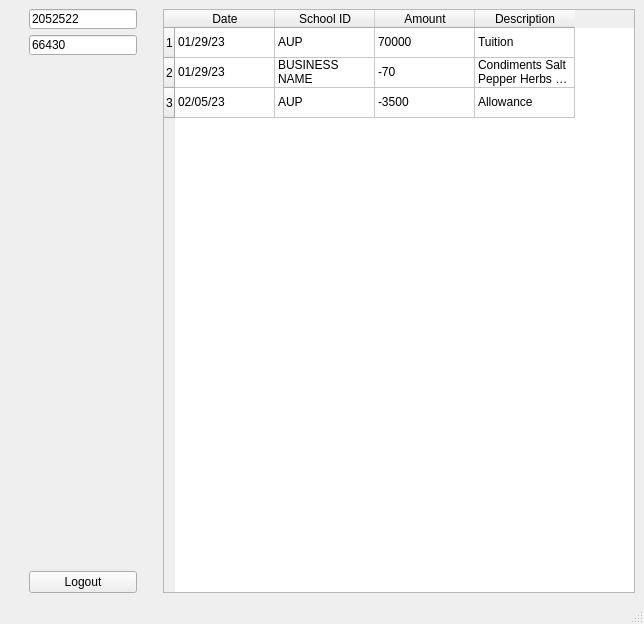
Above: qt/user.ui from 1icolo/AUPay before the change. Below: the same form after it.
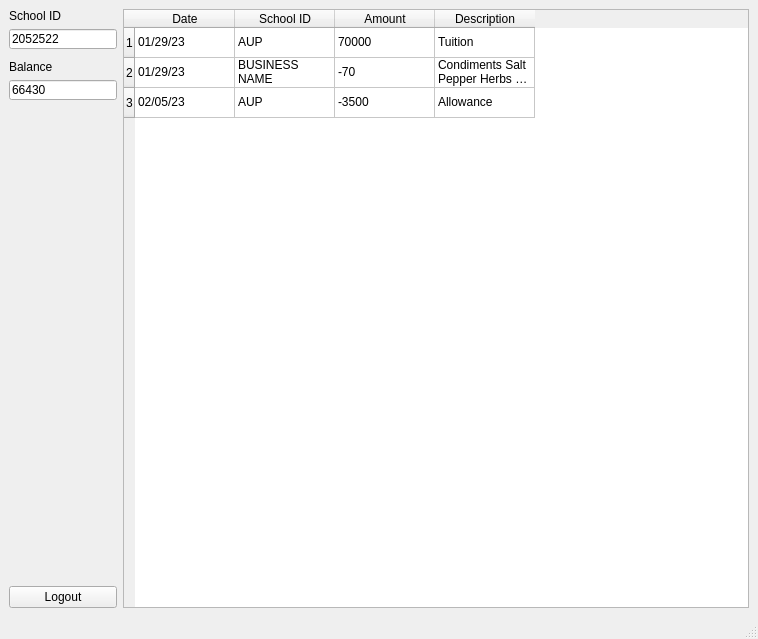
That is the form after the change. Icons and pictures are not drawn.

```diff
--- a/qt/user.ui
+++ b/qt/user.ui
@@ -6,8 +6,8 @@
    <rect>
     <x>0</x>
     <y>0</y>
-    <width>644</width>
-    <height>624</height>
+    <width>758</width>
+    <height>639</height>
    </rect>
   </property>
   <property name="windowTitle">
@@ -21,14 +21,24 @@
    <layout class="QGridLayout" name="gridLayout">
     <item row="0" column="0">
      <layout class="QVBoxLayout" name="verticalLayout">
+      <property name="sizeConstraint">
+       <enum>QLayout::SetFixedSize</enum>
+      </property>
       <property name="leftMargin">
-       <number>20</number>
+       <number>0</number>
       </property>
       <property name="rightMargin">
-       <number>20</number>
+       <number>0</number>
       </property>
       <item>
-       <widget class="QLineEdit" name="lineEdit">
+       <widget class="QLabel" name="label_2">
+        <property name="text">
+         <string>School ID</string>
+        </property>
+       </widget>
+      </item>
+      <item>
+       <widget class="QLineEdit" name="lineSchoolId">
         <property name="enabled">
          <bool>true</bool>
         </property>
@@ -62,10 +72,36 @@
         <property name="placeholderText">
          <string>Source</string>
         </property>
+        <property name="clearButtonEnabled">
+         <bool>false</bool>
+        </property>
        </widget>
       </item>
       <item>
-       <widget class="QLineEdit" name="lineEdit_3">
+       <spacer name="verticalSpacer_2">
+        <property name="orientation">
+         <enum>Qt::Vertical</enum>
+        </property>
+        <property name="sizeType">
+         <enum>QSizePolicy::Fixed</enum>
+        </property>
+        <property name="sizeHint" stdset="0">
+         <size>
+          <width>0</width>
+          <height>5</height>
+         </size>
+        </property>
+       </spacer>
+      </item>
+      <item>
+       <widget class="QLabel" name="label">
+        <property name="text">
+         <string>Balance</string>
+        </property>
+       </widget>
+      </item>
+      <item>
+       <widget class="QLineEdit" name="lineBalance">
         <property name="enabled">
          <bool>true</bool>
         </property>
```
Left out of the diff: 7 changed lines with no effect on the pictures.
